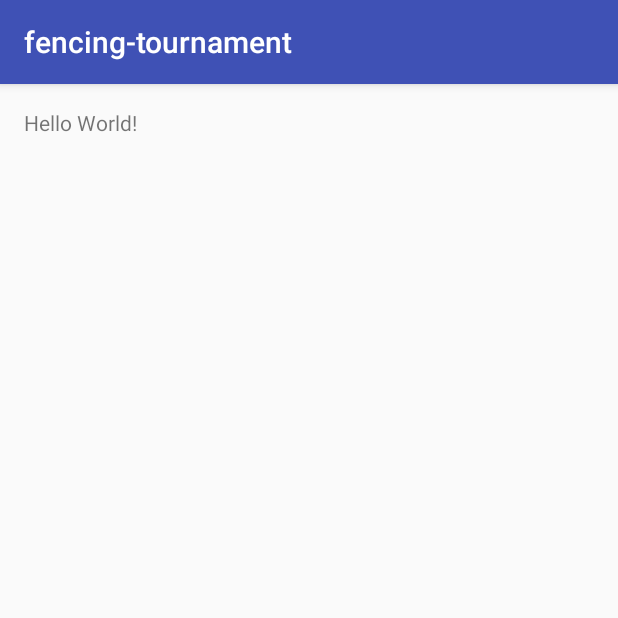
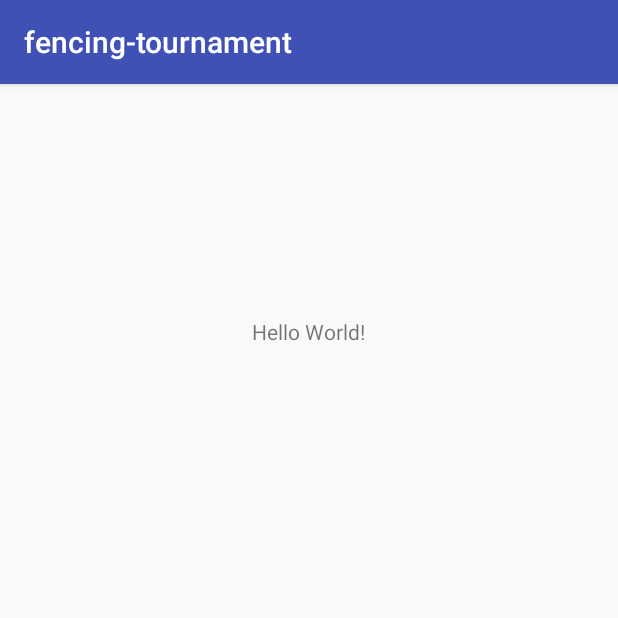
Before and after one commit to alanxoc3/tournament-app, an Android app: the screen it shows after launch (MainScreen), on a phone screen of 412 x 824 dp, the top half of it. Run offline under Robolectric (Android 15) with nearby library versions, the phone set to English and light mode, and no system bars.

Commit message:
I moved the hello world

```diff
--- a/app/src/main/res/layout/activity_main_screen.xml
+++ b/app/src/main/res/layout/activity_main_screen.xml
@@ -12,5 +12,8 @@
     <TextView
         android:layout_width="wrap_content"
         android:layout_height="wrap_content"
-        android:text="Hello World!" />
+        android:text="Hello World!"
+        android:layout_alignParentTop="true"
+        android:layout_centerHorizontal="true"
+        android:layout_marginTop="139dp" />
 </RelativeLayout>
```
